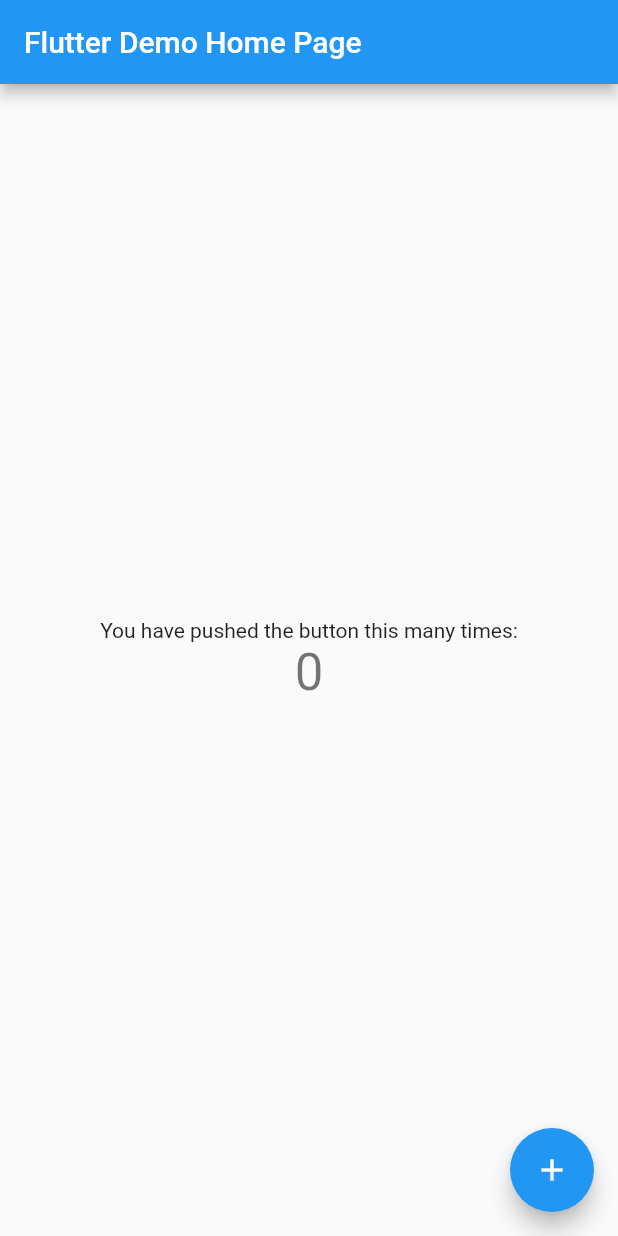
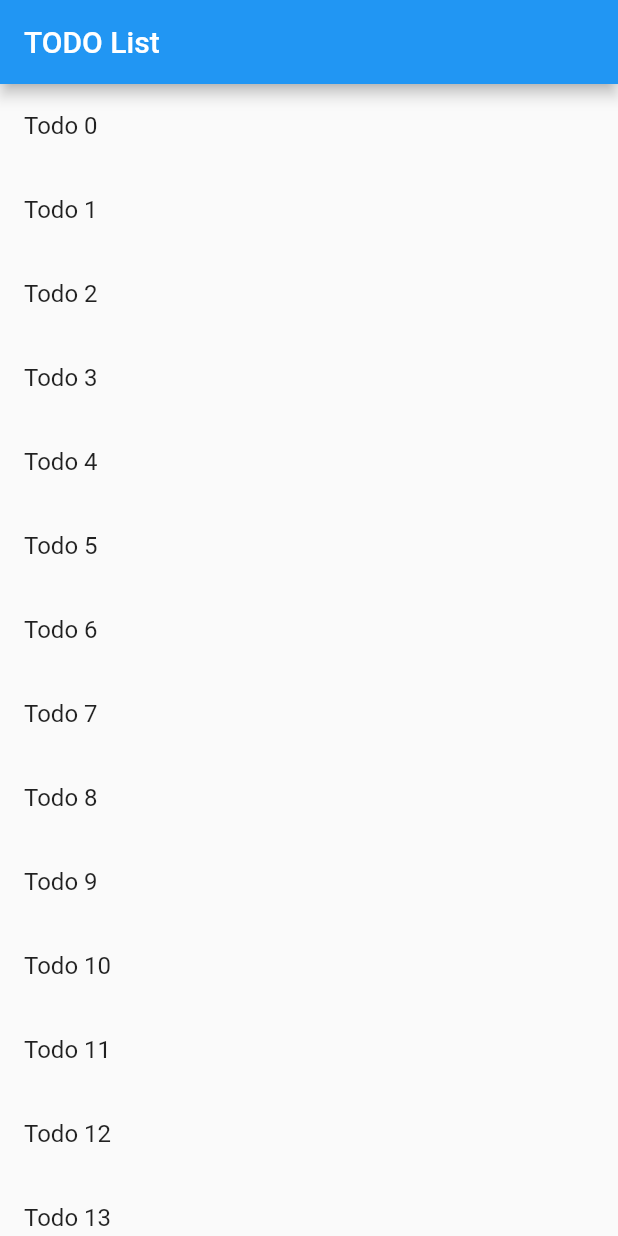
Before and after one commit to AndersonChong/material_widgets, a Flutter app: the screen it shows after launch, on a phone screen of 412 x 824 dp. Run offline on Flutter 3.47's test engine with Material 2 defaults, Android fonts, the phone set to English and light mode, and no system bars.

Commit message:
Navigation & ListView Builder 1. Normal & named navigation 2. Send data through navigation

```diff
--- a/lib/main.dart
+++ b/lib/main.dart
@@ -1,117 +1,27 @@
 import 'package:flutter/material.dart';
+import 'navigation/basic_navigation.dart';
+import 'navigation/send_data.dart';
 
 void main() {
   runApp(MyApp());
 }
 
 class MyApp extends StatelessWidget {
-  // This widget is the root of your application.
   @override
   Widget build(BuildContext context) {
     return MaterialApp(
-      title: 'Flutter Demo',
-      theme: ThemeData(
-        // This is the theme of your application.
-        //
-        // Try running your application with "flutter run". You'll see the
-        // application has a blue toolbar. Then, without quitting the app, try
-        // changing the primarySwatch below to Colors.green and then invoke
-        // "hot reload" (press "r" in the console where you ran "flutter run",
-        // or simply save your changes to "hot reload" in a Flutter IDE).
-        // Notice that the counter didn't reset back to zero; the application
-        // is not restarted.
-        primarySwatch: Colors.blue,
-        // This makes the visual density adapt to the platform that you run
-        // the app on. For desktop platforms, the controls will be smaller and
-        // closer together (more dense) than on mobile platforms.
-        visualDensity: VisualDensity.adaptivePlatformDensity,
-      ),
-      home: MyHomePage(title: 'Flutter Demo Home Page'),
+      // BASIC_NAVIGATION.DART
+
+      // // home: BasicNavigation1(),
+      // initialRoute: '/',
+      // routes: {
+      //   '/': (context) => BasicNavigation1(),
+      //   '/2': (context) => BasicNavigation2(),
+      // },
+
+      // SEND_DATA.DART
+
+      home: ListPage(),
     );
   }
 }
-
-class MyHomePage extends StatefulWidget {
-  MyHomePage({Key key, this.title}) : super(key: key);
-
-  // This widget is the home page of your application. It is stateful, meaning
-  // that it has a State object (defined below) that contains fields that affect
-  // how it looks.
-
-  // This class is the configuration for the state. It holds the values (in this
-  // case the title) provided by the parent (in this case the App widget) and
-  // used by the build method of the State. Fields in a Widget subclass are
-  // always marked "final".
-
-  final String title;
-
-  @override
-  _MyHomePageState createState() => _MyHomePageState();
-}
-
-class _MyHomePageState extends State<MyHomePage> {
-  int _counter = 0;
-
-  void _incrementCounter() {
-    setState(() {
-      // This call to setState tells the Flutter framework that something has
-      // changed in this State, which causes it to rerun the build method below
-      // so that the display can reflect the updated values. If we changed
-      // _counter without calling setState(), then the build method would not be
-      // called again, and so nothing would appear to happen.
-      _counter++;
-    });
-  }
-
-  @override
-  Widget build(BuildContext context) {
-    // This method is rerun every time setState is called, for instance as done
-    // by the _incrementCounter method above.
-    //
-    // The Flutter framework has been optimized to make rerunning build methods
-    // fast, so that you can just rebuild anything that needs updating rather
-    // than having to individually change instances of widgets.
-    return Scaffold(
-      appBar: AppBar(
-        // Here we take the value from the MyHomePage object that was created by
-        // the App.build method, and use it to set our appbar title.
-        title: Text(widget.title),
-      ),
-      body: Center(
-        // Center is a layout widget. It takes a single child and positions it
-        // in the middle of the parent.
-        child: Column(
-          // Column is also a layout widget. It takes a list of children and
-          // arranges them vertically. By default, it sizes itself to fit its
-          // children horizontally, and tries to be as tall as its parent.
-          //
-          // Invoke "debug painting" (press "p" in the console, choose the
-          // "Toggle Debug Paint" action from the Flutter Inspector in Android
-          // Studio, or the "Toggle Debug Paint" command in Visual Studio Code)
-          // to see the wireframe for each widget.
-          //
-          // Column has various properties to control how it sizes itself and
-          // how it positions its children. Here we use mainAxisAlignment to
-          // center the children vertically; the main axis here is the vertical
-          // axis because Columns are vertical (the cross axis would be
-          // horizontal).
-          mainAxisAlignment: MainAxisAlignment.center,
-          children: <Widget>[
-            Text(
-              'You have pushed the button this many times:',
-            ),
-            Text(
-              '$_counter',
-              style: Theme.of(context).textTheme.headline4,
-            ),
-          ],
-        ),
-      ),
-      floatingActionButton: FloatingActionButton(
-        onPressed: _incrementCounter,
-        tooltip: 'Increment',
-        child: Icon(Icons.add),
-      ), // This trailing comma makes auto-formatting nicer for build methods.
-    );
-  }
-}
--- /dev/null
+++ b/lib/navigation/send_data.dart
@@ -0,0 +1,58 @@
+import 'package:flutter/material.dart';
+
+class Todo {
+  // final can be initialized with constructors
+  final String title;
+  final String description;
+
+  Todo({this.title, this.description});
+}
+
+class ListPage extends StatelessWidget {
+  final todos = List<Todo>.generate(
+      20,
+      (index) => Todo(
+          title: 'Todo $index',
+          description:
+              'A description of what needs to be done for Todo $index'));
+
+  @override
+  Widget build(BuildContext context) {
+    return Scaffold(
+        appBar: AppBar(
+          title: Text('TODO List'),
+        ),
+        body: ListView.builder(
+          itemCount: todos.length,
+          itemBuilder: (context, index) => ListTile(
+            title: Text(todos[index].title),
+            onTap: () {
+              Navigator.push(
+                  context,
+                  MaterialPageRoute(
+                      builder: (context) => DetailPage(
+                            todo: todos[index],
+                          )));
+            },
+          ),
+        ));
+  }
+}
+
+class DetailPage extends StatelessWidget {
+  final Todo todo;
+
+  DetailPage({this.todo});
+
+  @override
+  Widget build(BuildContext context) {
+    return Scaffold(
+      appBar: AppBar(
+        title: Text(todo.title),
+      ),
+      body: Center(
+        child: Text(todo.description),
+      ),
+    );
+  }
+}
```
Also changed, not shown: lib/navigation/basic_navigation.dart (added, +42 -0 lines), 2 other files.
